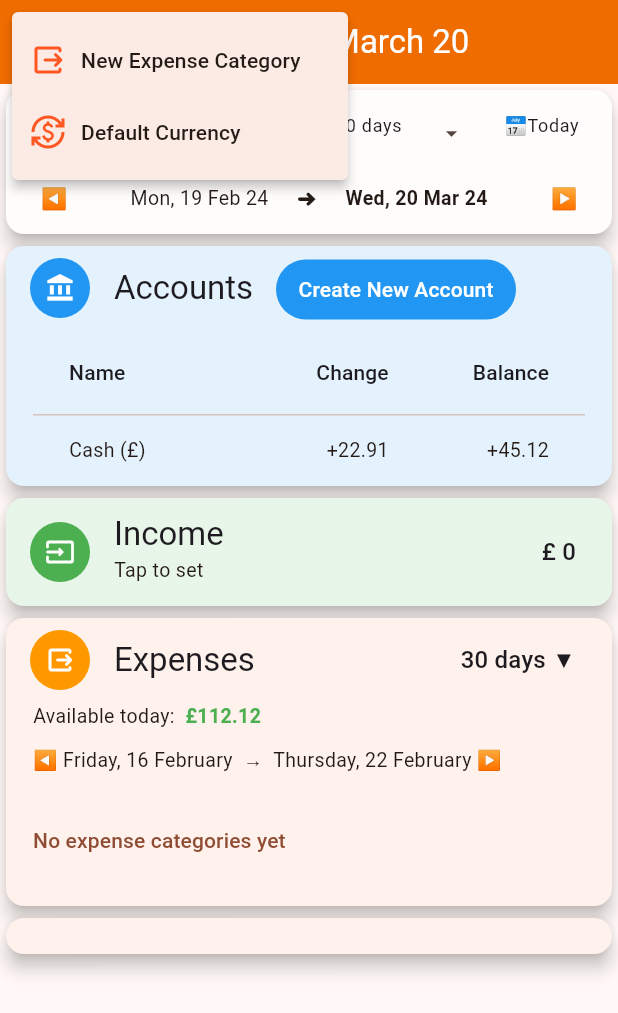
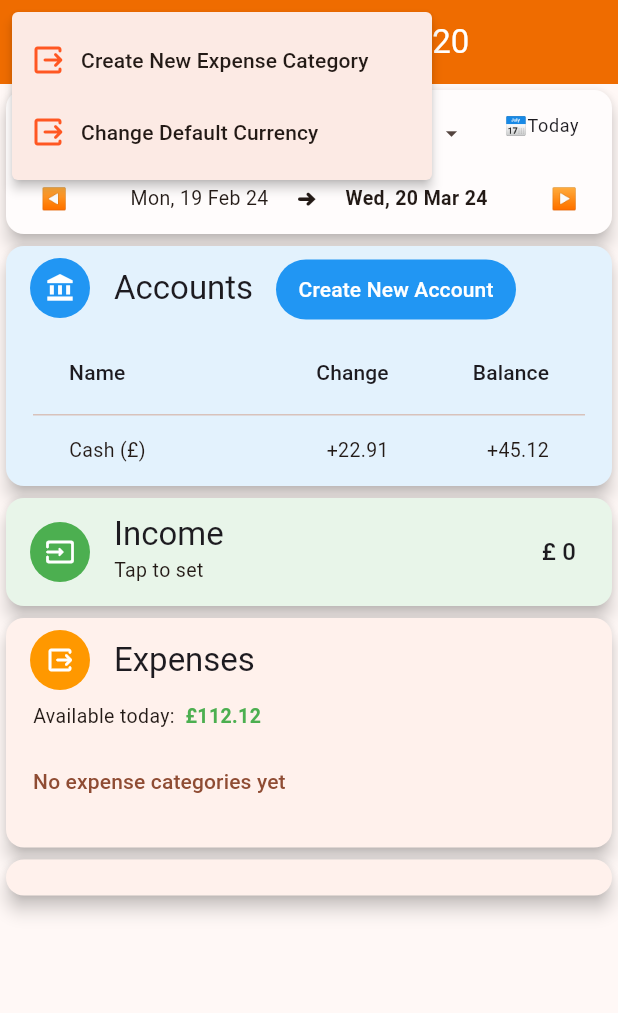
Before and after one commit to stivlo/budget, a Flutter app: the HomeScreen screen opened directly with empty values, after a tap on "Accounts", after a tap on the "menu" icon, on a phone screen of 412 x 824 dp. Shown: the top 1013 px of the screen. Run offline on Flutter 3.47's test engine with Material 3 defaults, Android fonts, the phone set to English and light mode, and no system bars; our stand-ins replace shared_preferences; missing offline and left inert: workmanager; accounts and stored records are empty.

Commit message:
Created full currency list with flags and refactoring

```diff
--- a/lib/helper/date_time_helper.dart
+++ b/lib/helper/date_time_helper.dart
@@ -14,5 +14,5 @@ class DateTimeHelper {
 
   static String formattedTime() => DateFormat.Hms().format(DateTime.now());
 
-  static DateTime todaysDate() => DateUtils.dateOnly(DateTime.now());
+  static DateTime todayDate() => DateUtils.dateOnly(DateTime.now());
 }
--- a/lib/model/currency.dart
+++ b/lib/model/currency.dart
@@ -2,21 +2,65 @@
 enum Currency {
   // top 10 traded currencies
   // https://www.ig.com/sg/trading-strategies/what-are-the-top-10-most-traded-currencies-in-the-world-200115
-  usd('US Dollars', 'USD', '\$'),
-  eur('Euro', 'EUR', '€'),
-  jpy('Japanese Yen', 'JPY', 'JP¥'),
-  gbp('Pound Sterling', 'GBP', '£'),
-  aud('Australian Dollar', 'AUD', 'A\$'),
-  cad('Canadian Dollar', 'CAD', 'CA\$'),
-  chf('Swiss Franc', 'CHF', 'Fr'),
-  cny('Chinese Yuan', 'CNY', 'CN¥'),
-  hkd('Hong Kong Dollar', 'HKD', 'HK\$'),
-  nzd('New Zealand Dollar', 'NZD', 'NZ\$'),
+  usd('US Dollars', 'USD', '\$', '🇺🇸'),
+  eur('Euro', 'EUR', '€', '🇪🇺'),
+  jpy('Japanese Yen', 'JPY', 'JP¥', '🇯🇵'),
+  gbp('Pound Sterling', 'GBP', '£', '🇬🇧'),
+  aud('Australian Dollar', 'AUD', 'A\$', '🇦🇺'),
+  cad('Canadian Dollar', 'CAD', 'CA\$', '🇨🇦'),
+  chf('Swiss Franc', 'CHF', 'Fr', '🇨🇭'),
+  cny('Chinese Yuan', 'CNY', 'CN¥', '🇨🇳'),
+  hkd('Hong Kong Dollar', 'HKD', 'HK\$', '🇭🇰'),
+  nzd('New Zealand Dollar', 'NZD', 'NZ\$', '🇳🇿'),
 
-  thb('Thai Baht', 'THB', '฿');
+  afn('Afghani', 'AFN', 'Af', '🇦🇫'),
+  aed('Arab Emirates Dirham', 'AED', 'Dh', '🇦🇪'),
+  bhd('Bahrain Dinar', 'BHD', 'BD', '🇧🇭'),
+  bdt('Bangladeshi Taka', 'BDT', 'Tk', '🇧🇩'),
+  brl('Brazilian Real', 'BRL', 'R\$', '🇧🇷'),
+  bgn('Bulgarian Lev', 'BGN', 'лв', '🇧🇬'),
+  khr('Cambodian Riel', 'KHR', '៛', '🇰🇭'),
+  xpf('CFP Franc', 'XPF', 'F', '🇵🇫'),
+  cop('Colombian Peso', 'COP', 'Col\$', '🇨🇴'),
+  czk('Czech Koruna', 'CZK', 'Kč', '🇨🇿'),
+  dkk('Danish Krone', 'DKK', 'kr.', '🇩🇰'),
+  egp('Egyptian Pound', 'EGP', 'E£', '🇪🇬'),
+  fjd('Fiji Dollar', 'FJD', 'FJ\$', '🇫🇯'),
+  huf('Hungarian Forint', 'HUF', 'Ft', '🇭🇺'),
+  inr('Indian Rupee', 'INR', 'Rs.', '🇮🇳'),
+  idr('Indonesian Rupiah', 'IDR', 'Rp', '🇮🇩'),
+  jod('Jordanian Dinar', 'JOD', 'JD', '🇯🇴'),
+  kzt('Kazakh Tenge', 'KZT', '₸', '🇰🇿'),
+  krw('Korean Won', 'KRW', '₩', '🇰🇷'),
+  kwd('Kuwaiti Dinar', 'KWD', 'KD', '🇰🇼'),
+  lak('Lao Kip', 'LAK', '₭', '🇱🇦'),
+  myr('Malaysian Ringgit', 'MYR', 'RM', '🇲🇾'),
+  mvr('Maldivian Rufiyaa', 'MVR', 'Rf', '🇲🇻'),
+  mxn('Mexican Peso', 'MXN', 'Mx\$', '🇲🇽'),
+  ngn('Nigerian Naira', 'NGN', '₦', '🇳🇬'),
+  nok('Norwegian Krone', 'NOK', 'kr', '🇳🇴'),
+  omr('Omani Rial', 'OMR', 'RO.', '🇴🇲'),
+  pkr('Pakistan Rupee', 'PKR', 'Rp', '🇵🇰'),
+  php('Philippine Peso', 'PHP', '₱', '🇵🇭'),
+  pln('Polish Zloty', 'PLN', 'zł', '🇵🇱'),
+  qar('Qatari Rial', 'QAR', 'QR', '🇶🇦'),
+  ils('Israeli Shekel', 'ILS', '₪', '🇮🇱'),
+  ron('Romanian Leu', 'RON', 'lei', '🇷🇴'),
+  rub('Russian Ruble', 'RUB', '₽', '🇷🇺'),
+  sar('Saudi Riyal', 'SAR', 'SR', '🇸🇦'),
+  sgd('Singapore Dollar', 'SGD', 'S\$', '🇸🇬'),
+  zar('South African Rand', 'ZAR', 'R', '🇿🇦'),
+  lkr('Sri Lanka Rupee', 'LKR', 'රු', '🇱🇰'),
+  sek('Swedish Krona', 'SEK', 'kr', '🇸🇪'),
+  twd('Taiwan Dollar', 'TWD', 'NT\$', '🇹🇼'),
+  thb('Thai Baht', 'THB', '฿', '🇹🇭'),
+  try_('Turkish Lira', 'TRY', '₺', '🇹🇷'),
+  uah('Ukrainian Grivna', 'UAH', '₴', '🇺🇦'),
+  vnd('Vietnamese Dong', 'VND', '₫', '🇻🇳');
 
-  const Currency(this.name, this.abbreviation, this.symbol);
+  const Currency(this.name, this.abbreviation, this.symbol, this.flag);
   final String name;
   final String abbreviation;
   final String symbol;
+  final String flag;
 }
--- a/lib/provider/date_range_provider.dart
+++ b/lib/provider/date_range_provider.dart
@@ -1,13 +1,13 @@
-import 'package:budget/helper/date_time_helper.dart';
 import 'package:flutter/material.dart';
 
+import '../helper/date_time_helper.dart';
 import '../model/date_range.dart';
 
 class DateRangeProvider with ChangeNotifier {
   DateRangeProvider()
       : dateRange = DateRange(
           durationDays: 30,
-          endDate: DateTimeHelper.todaysDate(),
+          endDate: DateTimeHelper.todayDate(),
         );
 
   DateRange dateRange;
--- a/lib/screen/currency_screen.dart
+++ b/lib/screen/currency_screen.dart
@@ -1,9 +1,9 @@
-import 'package:budget/screen/home_screen.dart';
 import 'package:flutter/material.dart';
 
 import '../model/currency.dart';
 import '../provider/currency_provider.dart';
 import '../widget/currency_selector.dart';
+import 'home_screen.dart';
 
 class CurrencyScreen extends StatefulWidget {
   const CurrencyScreen(this.currencyProvider, this.initialCurrency, {super.key});
--- a/lib/shared/my_actions.dart
+++ b/lib/shared/menu_action.dart
@@ -1,4 +1,4 @@
-enum MyActions {
+enum MenuAction {
   newExpenseCategory,
   setDefaultCurrency,
 }
--- a/lib/widget/accounts_home.dart
+++ b/lib/widget/accounts_home.dart
@@ -22,7 +22,16 @@ class _AccountsHomeState extends State<AccountsHome> {
           children: [
             Stack(
               children: [
-                ListTile(
+                buildAccountHeading(),
+                if (_createNewAccountButton) buildCreateNewAccountButton(),
+              ],
+            ),
+            buildAccountTable(),
+          ],
+        ));
+  }
+
+  Widget buildAccountHeading() => ListTile(
         onTap: () {
           setState(() {
             _createNewAccountButton = !_createNewAccountButton;
@@ -33,9 +42,9 @@ class _AccountsHomeState extends State<AccountsHome> {
           'Accounts',
           style: Theme.of(context).textTheme.titleLarge,
         ),
-                ),
-                if (_createNewAccountButton)
-                  Positioned(
+      );
+
+  Widget buildCreateNewAccountButton() => Positioned(
         top: 5,
         left: 180,
         child: TextButton(
@@ -53,10 +62,9 @@ class _AccountsHomeState extends State<AccountsHome> {
             style: TextStyle(color: Colors.white),
           ),
         ),
-                  ),
-              ],
-            ),
-            Padding(
+      );
+
+  Widget buildAccountTable() => Padding(
         padding: const EdgeInsets.symmetric(horizontal: 18),
         child: DataTable(
           // border: TableBorder.all(),
@@ -75,8 +83,5 @@ class _AccountsHomeState extends State<AccountsHome> {
             )
           ],
         ),
-            ),
-          ],
-        ));
+      );
 }
-}
--- a/lib/widget/currency_selector.dart
+++ b/lib/widget/currency_selector.dart
@@ -21,15 +21,17 @@ class CurrencySelector extends StatelessWidget {
         contentPadding: EdgeInsets.symmetric(vertical: 5.0),
       ),
       onSelected: (Currency? currency) => _onSelectedCurrency(currency),
-      dropdownMenuEntries: Currency.values
-          .map<DropdownMenuEntry<Currency>>(
-            (Currency currency) => DropdownMenuEntry<Currency>(
-                value: currency,
-                leadingIcon: Text(currency.abbreviation),
-                label: currency.name,
-                trailingIcon: Text(currency.symbol)),
-          )
-          .toList(),
+      dropdownMenuEntries: buildDropDownMenuEntries(),
     );
   }
+
+  List<DropdownMenuEntry<Currency>> buildDropDownMenuEntries() => Currency.values
+      .map<DropdownMenuEntry<Currency>>(
+        (Currency currency) => DropdownMenuEntry<Currency>(
+            value: currency,
+            leadingIcon: Text('${currency.flag} ${currency.abbreviation}'),
+            label: currency.name,
+            trailingIcon: Text(currency.symbol)),
+      )
+      .toList();
 }
--- a/lib/widget/date_range_widget.dart
+++ b/lib/widget/date_range_widget.dart
@@ -1,9 +1,9 @@
-import 'package:budget/helper/date_time_helper.dart';
-import 'package:budget/provider/date_range_provider.dart';
 import 'package:flutter/material.dart';
 import 'package:provider/provider.dart';
 
+import '../helper/date_time_helper.dart';
 import '../model/date_range.dart';
+import '../provider/date_range_provider.dart';
 
 class DateRangeWidget extends StatefulWidget {
   const DateRangeWidget({super.key});
@@ -29,7 +29,56 @@ class _DateRangeWidgetState extends State<DateRangeWidget> {
                       mainAxisAlignment: MainAxisAlignment.end,
                       children: [
                         buildDropdownMenu(dateRangeProvider),
-                        TextButton(
+                        buildTodayButton(dateRangeProvider),
+                        const SizedBox(width: 15)
+                      ],
+                    ),
+                    Row(
+                      mainAxisAlignment: MainAxisAlignment.spaceBetween,
+                      children: [
+                        buildPreviousButton(dateRangeProvider),
+                        ...buildDateRange(dateRangeProvider),
+                        buildNextButton(dateRangeProvider),
+                      ],
+                    ),
+                  ],
+                )));
+  }
+
+  List<Widget> buildDateRange(DateRangeProvider dateRangeProvider) => [
+        Text(DateTimeHelper.formattedShortDate(dateRange.beginDate)),
+        const Text('➜'),
+        Text(
+          DateTimeHelper.formattedShortDate(dateRange.endDate),
+          style: TextStyle(
+              fontWeight: DateUtils.isSameDay(
+            dateRange.endDate,
+            DateTimeHelper.todayDate(),
+          )
+                  ? FontWeight.bold
+                  : FontWeight.normal),
+        )
+      ];
+
+  Widget buildPreviousButton(DateRangeProvider dateRangeProvider) => TextButton(
+        onPressed: () {
+          setState(() {
+            dateRange = dateRangeProvider.previousRange;
+          });
+        },
+        child: const Text('◀'),
+      );
+
+  Widget buildNextButton(DateRangeProvider dateRangeProvider) => TextButton(
+        onPressed: () {
+          setState(() {
+            dateRange = dateRangeProvider.nextRange;
+          });
+        },
+        child: const Text('▶'),
+      );
+
+  Widget buildTodayButton(DateRangeProvider dateRangeProvider) => TextButton(
         onPressed: () => setState(() {
           dateRange = dateRangeProvider.endingToday();
         }),
@@ -37,47 +86,10 @@ class _DateRangeWidgetState extends State<DateRangeWidget> {
           '📅Today',
           style: Theme.of(context).textTheme.bodySmall,
         ),
-                        ),
-                        const SizedBox(width: 15)
-                      ],
-                    ),
-                    Row(
-                      mainAxisAlignment: MainAxisAlignment.spaceBetween,
-                      children: [
-                        TextButton(
-                            onPressed: () {
-                              setState(() {
-                                dateRange = dateRangeProvider.previousRange;
-                              });
-                            },
-                            child: const Text('◀')),
-                        Text(DateTimeHelper.formattedShortDate(dateRange.beginDate)),
-                        const Text('➜'),
-                        Text(
-                          DateTimeHelper.formattedShortDate(dateRange.endDate),
-                          style: TextStyle(
-                              fontWeight: DateUtils.isSameDay(
-                            dateRange.endDate,
-                            DateTimeHelper.todaysDate(),
-                          )
-                                  ? FontWeight.bold
-                                  : FontWeight.normal),
-                        ),
-                        TextButton(
-                            onPressed: () {
-                              setState(() {
-                                dateRange = dateRangeProvider.nextRange;
-                              });
-                            },
-                            child: const Text('▶')),
-                      ],
-                    ),
-                  ],
-                )));
-  }
+      );
 
-  DropdownMenu<int> buildDropdownMenu(DateRangeProvider dateRangeProvider) {
-    return DropdownMenu<int>(
+  DropdownMenu<int> buildDropdownMenu(DateRangeProvider dateRangeProvider) =>
+      DropdownMenu<int>(
         initialSelection: 30,
         requestFocusOnTap: false,
         enableSearch: false,
@@ -100,20 +112,20 @@ class _DateRangeWidgetState extends State<DateRangeWidget> {
         menuStyle: MenuStyle(
           surfaceTintColor: MaterialStateProperty.resolveWith((states) => Colors.white),
         ),
-      dropdownMenuEntries: [7, 15, 30, 60, 90, 180, 365]
+        dropdownMenuEntries: buildDropDownMenuEntries(),
+      );
+
+  List<DropdownMenuEntry<int>> buildDropDownMenuEntries() => [7, 15, 30, 60, 90, 180, 365]
       .map<DropdownMenuEntry<int>>(
         (int days) => DropdownMenuEntry<int>(
             value: days,
             label: '$days days',
             style: ButtonStyle(
-                  backgroundColor:
-                      MaterialStateColor.resolveWith((states) => Colors.white),
+              backgroundColor: MaterialStateColor.resolveWith((states) => Colors.white),
               textStyle: MaterialStateTextStyle.resolveWith(
                 (states) => const TextStyle(fontSize: 12),
               ),
             )),
       )
-          .toList(),
-    );
+      .toList();
 }
-}
--- a/lib/widget/expenses_home.dart
+++ b/lib/widget/expenses_home.dart
@@ -15,7 +15,6 @@ class ExpensesHome extends StatelessWidget {
           ListTile(
             leading: const CircleIcon(Icons.output_rounded, Colors.orange),
             title: Text('Expenses', style: Theme.of(context).textTheme.titleLarge),
-            trailing: Text('30 days ▼', style: Theme.of(context).textTheme.titleMedium),
           ),
           const Padding(
             padding: EdgeInsets.symmetric(horizontal: 18),
@@ -31,11 +30,6 @@ class ExpensesHome extends StatelessWidget {
             ),
           ),
           const SizedBox(height: 10),
-          const Padding(
-            padding: EdgeInsets.symmetric(horizontal: 18),
-            child: Text('◀ Friday, 16 February  →  Thursday, 22 February ▶'),
-          ),
-          const SizedBox(height: 20),
           Padding(
               padding: const EdgeInsets.symmetric(horizontal: 18),
               child: TextButton(
--- a/lib/widget/popup_menu.dart
+++ b/lib/widget/popup_menu.dart
@@ -1,19 +1,34 @@
 import 'package:budget/screen/currency_screen.dart';
 import 'package:flutter/material.dart';
 
-import '../shared/my_actions.dart';
+import '../shared/menu_action.dart';
 
 class PopupMenu extends StatelessWidget {
   const PopupMenu({super.key});
+
+  static const List<MenuOption> menuOptions = [
+    MenuOption(
+      'Create New Expense Category',
+      MenuAction.newExpenseCategory,
+      Icons.output_rounded,
+      Colors.deepOrange,
+    ),
+    MenuOption(
+      'Change Default Currency',
+      MenuAction.setDefaultCurrency,
+      Icons.output_rounded,
+      Colors.deepOrange,
+    ),
+  ];
 
   @override
   Widget build(BuildContext context) {
     return PopupMenuButton(
       onSelected: (selectedValue) {
         switch (selectedValue) {
-          case MyActions.newExpenseCategory:
+          case MenuAction.newExpenseCategory:
             break;
-          case MyActions.setDefaultCurrency:
+          case MenuAction.setDefaultCurrency:
             Navigator.of(context).pushNamed(CurrencyScreen.routeName);
             break;
         }
@@ -22,34 +37,34 @@ class PopupMenu extends StatelessWidget {
         Icons.menu,
         color: Colors.white,
       ),
-      itemBuilder: (ctx) => [
-        const PopupMenuItem(
-          value: MyActions.newExpenseCategory,
+      itemBuilder: (ctx) => buildPopupMenuItems(),
+    );
+  }
+
+  List<PopupMenuItem<MenuAction>> buildPopupMenuItems() => menuOptions
+      .map(
+        (e) => PopupMenuItem<MenuAction>(
+          value: e.action,
           child: Row(
             children: [
               Icon(
-                Icons.output_rounded,
-                color: Colors.deepOrange,
+                e.icon,
+                color: e.color,
               ),
-              SizedBox(width: 10),
-              Text('New Expense Category')
+              const SizedBox(width: 10),
+              Text(e.label)
             ],
           ),
         ),
-        const PopupMenuItem(
-          value: MyActions.setDefaultCurrency,
-          child: Row(
-            children: [
-              Icon(
-                Icons.currency_exchange,
-                color: Colors.deepOrange,
-              ),
-              SizedBox(width: 10),
-              Text('Default Currency')
-            ],
-          ),
-        ),
-      ],
-    );
-  }
+      )
+      .toList();
 }
+
+class MenuOption {
+  const MenuOption(this.label, this.action, this.icon, this.color);
+
+  final String label;
+  final MenuAction action;
+  final IconData icon;
+  final MaterialColor color;
+}
```
Lines whose indentation alone changed are shown as unchanged.
